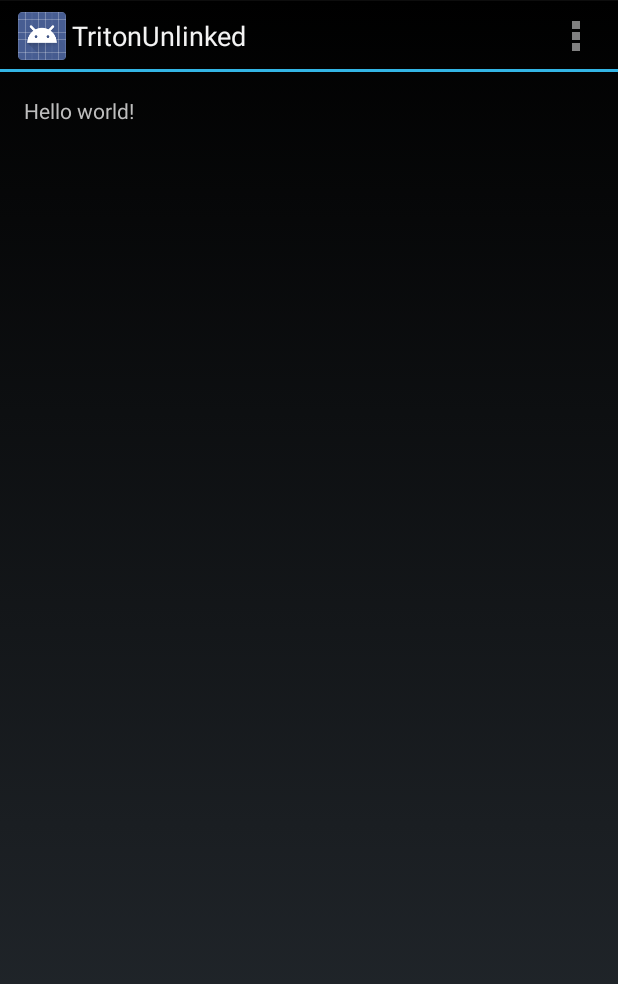
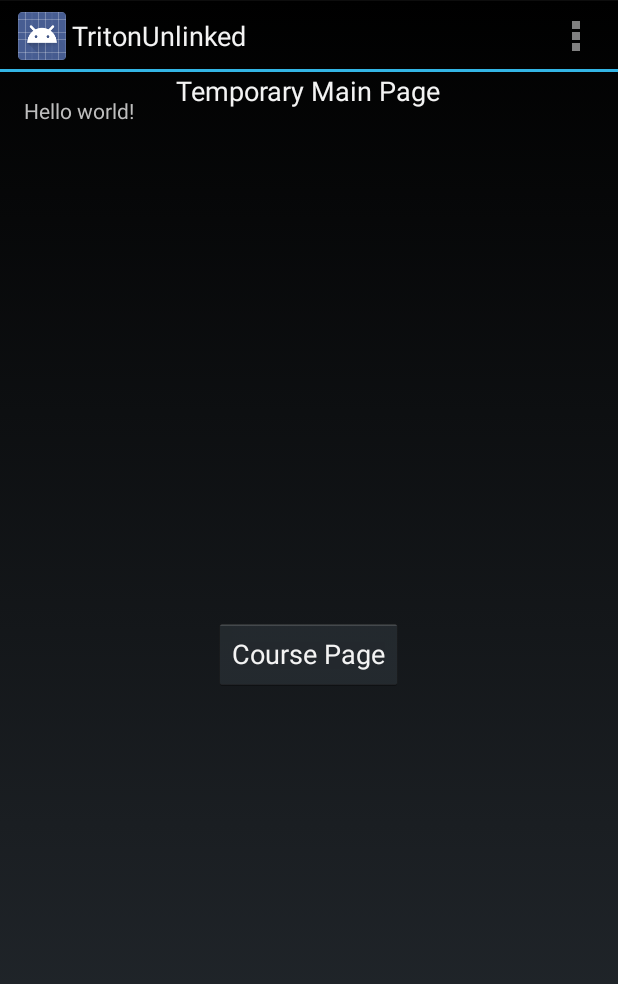
Before and after one commit to NeoValkyrion/TritonUnlinked, an Android app: the screen it shows after launch (MainActivity), on a phone screen of 412 x 824 dp. Shown: the top 984 px of the screen. Run offline under Robolectric (Android 15) with nearby library versions, the light colour scheme and no system bars.

Commit message:
Added sample code with working button on MainActivity and working page swiping on CourseProfileActivity

```diff
--- a/TritonUnlinked/build.gradle
+++ b/TritonUnlinked/build.gradle
@@ -19,4 +19,5 @@ android {
 }
 
 dependencies {
+    compile 'com.android.support:support-v13:+'
 }
--- /dev/null
+++ b/TritonUnlinked/src/main/res/layout/activity_course_profile.xml
@@ -0,0 +1,6 @@
+<android.support.v4.view.ViewPager xmlns:android="http://schemas.android.com/apk/res/android"
+    xmlns:tools="http://schemas.android.com/tools"
+    android:id="@+id/pager"
+    android:layout_width="match_parent"
+    android:layout_height="match_parent"
+    tools:context="triton.unlinked.CourseProfileActivity" />
--- a/TritonUnlinked/src/main/res/layout/activity_main.xml
+++ b/TritonUnlinked/src/main/res/layout/activity_main.xml
@@ -4,4 +4,21 @@
     android:layout_width="match_parent"
     android:layout_height="match_parent"
     tools:context="triton.unlinked.MainActivity"
-    tools:ignore="MergeRootFrame" />
+    tools:ignore="MergeRootFrame" >
+
+    <Button
+        android:layout_width="wrap_content"
+        android:layout_height="wrap_content"
+        android:text="Course Page"
+        android:id="@+id/button"
+        android:layout_gravity="center"
+        android:onClick="CoursePage"/>
+
+    <TextView
+        android:layout_width="wrap_content"
+        android:layout_height="wrap_content"
+        android:textAppearance="?android:attr/textAppearanceMedium"
+        android:text="Temporary Main Page"
+        android:id="@+id/textView"
+        android:layout_gravity="center_horizontal|top" />
+</FrameLayout>
--- a/TritonUnlinked/src/main/res/values/strings.xml
+++ b/TritonUnlinked/src/main/res/values/strings.xml
@@ -4,5 +4,9 @@
     <string name="app_name">TritonUnlinked</string>
     <string name="hello_world">Hello world!</string>
     <string name="action_settings">Settings</string>
+    <string name="title_activity_course_profile">CourseProfileActivity</string>
+    <string name="title_section1">Section 1</string>
+    <string name="title_section2">Section 2</string>
+    <string name="title_section3">Section 3</string>
 
 </resources>
```
Also changed, not shown: TritonUnlinked/src/main/AndroidManifest.xml (+6 -2 lines), TritonUnlinked/src/main/java/triton/unlinked/CourseProfileActivity.java (added, +149 -0 lines), TritonUnlinked/src/main/java/triton/unlinked/MainActivity.java (+8 -1 lines), TritonUnlinked/src/main/res/layout/fragment_course_profile.xml (added, +16 -0 lines), TritonUnlinked/src/main/res/menu/course_profile.xml (added, +9 -0 lines), 1 other file.
